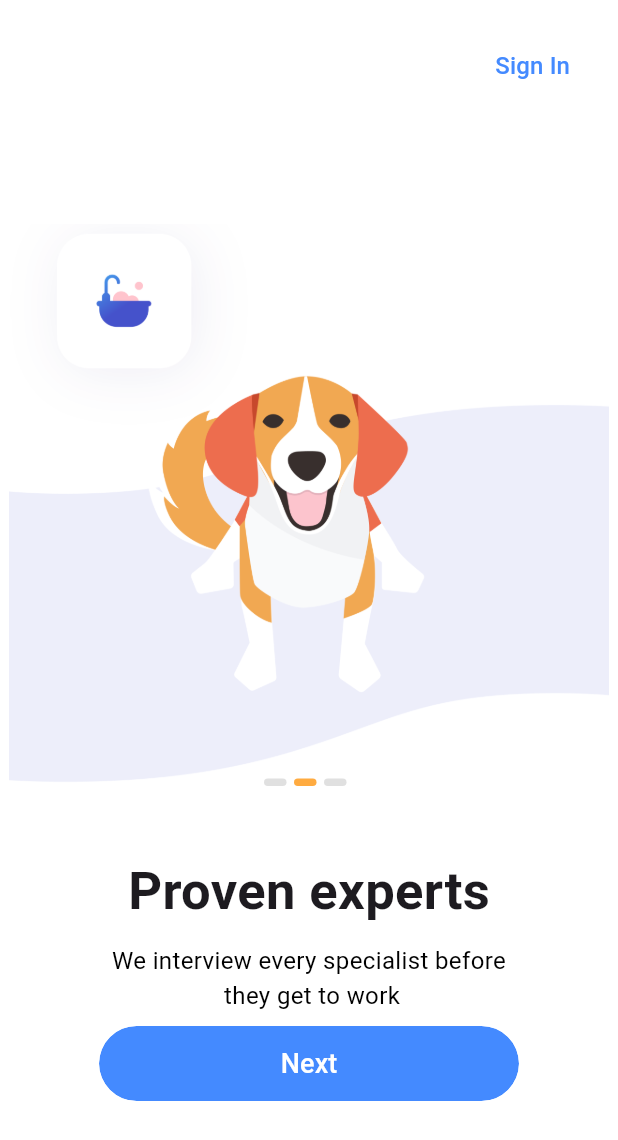
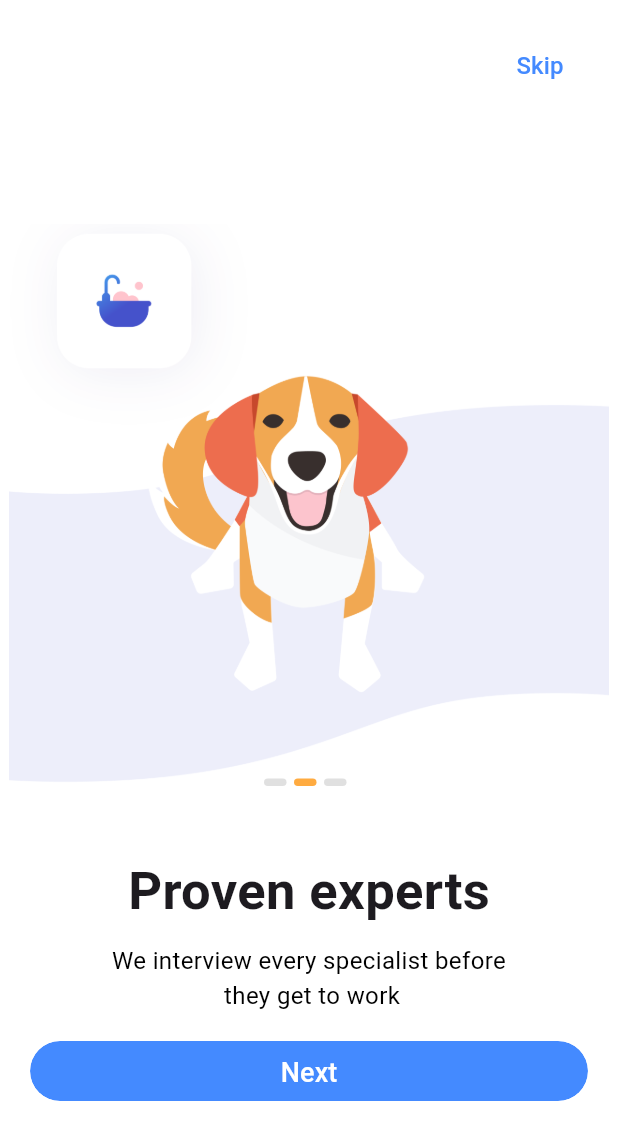
Before and after one commit to Rehman6578/pet_care_fyp, a Flutter app: the OnboardingScreen screen opened by its route, swiped to page 2, on a phone screen of 412 x 824 dp. Shown: the top 1140 px of the screen. Run offline on Flutter 3.47's test engine with Material 3 defaults, Android fonts, the phone set to English and light mode, and no system bars; our stand-ins replace cloud_firestore, dio, firebase_auth, firebase_core, firebase_database, firebase_storage and 10 more; missing offline and left inert: firebase_app_check, flutter_facebook_auth, multiselect; accounts and stored records are empty; Roboto replaces fonts that are missing (Encode Sans).

Commit message:
Updated on 5:54 pm

```diff
--- a/lib/main.dart
+++ b/lib/main.dart
@@ -20,6 +20,7 @@ import 'package:pet_care_fyp/views/SplashScreen/SplashScreen.dart';
 import 'package:pet_care_fyp/views/auth_screens/LoginScreen.dart';
 import 'package:pet_care_fyp/views/auth_screens/RegisterScreen.dart';
 
+import 'controllers/views_Controllers/OnboardingController.dart';
 import 'dummy.dart';
 
 void main() async {
@@ -44,10 +45,10 @@ class MyApp extends StatelessWidget {
         primarySwatch: Colors.blue,
       ),
       debugShowCheckedModeBanner: false,
-      initialRoute: '/Dashboard',
+      initialRoute: '/SplashScreen',
       getPages: [
-        GetPage(name: '/onboardingScreens', page: () => OnboardingScreen()),
         GetPage(name: '/SplashScreen', page: () => const SplashScreen()),
+        GetPage(name: '/onboardingScreen', page: () =>  OnboardingScreen()),
         GetPage(name: '/Dashboard', page: () => const Dashboard()),
         GetPage(name: '/LoginScreen', page: () => const LoginScreen()),
         GetPage(name: '/RegisterScreen', page: () => const RegisterScreen()),
--- a/lib/views/Dashboard/ProfileScreens/PetServices/VeterinaryService.dart
+++ b/lib/views/Dashboard/ProfileScreens/PetServices/VeterinaryService.dart
@@ -717,14 +717,14 @@ class _AddVeterinaryServiceState extends State<AddVeterinaryService> {
     prefs.setString('key', '1');
 
     // String uid = DateTime.now().microsecondsSinceEpoch.toString();
-    // String? uid = _auth.currentUser?.uid;
+    String? uid = _auth.currentUser?.uid;
 
 
     //  generate random number upto 1999999999
-    String uid = Random().nextInt(1999999999).toString();
+    // String uid = Random().nextInt(1999999999).toString();
 
     // store Uid in shared preferences
-    prefs.setString('uid', uid);
+    prefs.setString('uid', uid!);
 
 
     _storage
--- a/lib/views/GoogleMap/AddLocationScreen.dart
+++ b/lib/views/GoogleMap/AddLocationScreen.dart
@@ -485,7 +485,7 @@ class _AddLocationState extends State<AddLocation> {
                       // get the document reference of Veterinary collection
                       DocumentReference documentReference = _firestore
                           .collection('Services')
-                          .doc('userId').collection('Veterinary').doc(Uid);
+                          .doc('userId').collection('Veterinary').doc(uid);
 
                       documentReference.update({'address': addressData,});
 
--- a/lib/views/OnboardingPages/onBoardingScreenWidget.dart
+++ b/lib/views/OnboardingPages/onBoardingScreenWidget.dart
@@ -1,13 +1,49 @@
 import 'package:flutter/material.dart';
 import 'package:get/get.dart';
-import '../../Utils/Models/OnboardingModel.dart';
-import '../../WidgetCommon/Button.dart';
-import '../../controllers/views_Controllers/OnboardingController.dart';
+import 'package:pet_care_fyp/WidgetCommon/Button.dart';
 
-class OnboardingScreen extends StatelessWidget {
-  final OnboardingController controller = Get.put(OnboardingController());
+import '../../const/images.dart';
 
-  OnboardingScreen({super.key});
+class OnboardingScreen extends StatefulWidget {
+  @override
+  _OnboardingScreenState createState() => _OnboardingScreenState();
+}
+
+class _OnboardingScreenState extends State<OnboardingScreen> {
+  late PageController _pageController;
+  int currentPage = 0;
+
+  List<Map<String, dynamic>> slides = [
+    {
+      "title": "Welcome to Pet Care",
+      "description":
+          "All types of services for your pet in one \n place, instantly searchable",
+      "image": onboardingImage1,
+    },
+    {
+      "title": "Proven experts",
+      "description": "We interview every specialist before \n they get to work",
+      "image": onboardingImage2,
+    },
+    {
+      "title": "Reliable reviews",
+      "description":
+          "A review can be left only by a user \n who used the service.",
+      "image": onboardingImage3,
+    },
+  ];
+
+  @override
+  void initState() {
+    super.initState();
+    _pageController = PageController();
+  }
+
+  @override
+  void dispose() {
+    _pageController.dispose();
+    super.dispose();
+  }
 
   @override
   Widget build(BuildContext context) {
@@ -17,45 +53,52 @@ class OnboardingScreen extends StatelessWidget {
         child: Stack(
           children: [
             PageView.builder(
-              itemCount: controller.slides.length,
-              onPageChanged: (index) => controller.currentPage.value = index,
+              controller: _pageController,
+              itemCount: slides.length,
+              onPageChanged: (index) {
+                setState(() {
+                  currentPage = index;
+                });
+              },
               itemBuilder: (context, index) => OnboardingSlideContent(
-                slide: controller.slides[index],
+                slide: slides[index],
               ),
             ),
             Positioned(
               top: 20,
               right: 20.0,
-              child: Obx(() => TextButton(
-                onPressed: controller.skipToLogin,
+              child: TextButton(
+                onPressed: () {
+                  Get.offNamed('/LoginScreen');
+                },
                 child: const Text(
-                  "Sign In",
+                  "Skip",
                   style: TextStyle(
                     color: Colors.blueAccent,
                     fontSize: 16.0,
                   ),
                 ),
-              )),
+              ),
             ),
             Positioned(
               bottom: 80.0,
               left: 20.0,
               right: 20.0,
-              child: Center(
-                child: Obx(() => RoundedButton(
-                  text: 'Next',
+              child: RoundedButton(
+                text: "Next",
                 press: () {
-                    controller.nextPage();
+                  if (currentPage < slides.length - 1) {
+                    _pageController.nextPage(
+                      duration: Duration(milliseconds: 500),
+                      curve: Curves.easeInOut,
+                    );
+                  }
                 },
                 color: Colors.blueAccent,
                 textColor: Colors.white,
-                  width: 280,
-                  height: 70,
-                )),
+                width: Get.width * 0.9,
               ),
             ),
-
-            // add the indicator dots
             Positioned(
               bottom: 300.0,
               left: 20.0,
@@ -63,18 +106,16 @@ class OnboardingScreen extends StatelessWidget {
               child: Row(
                 mainAxisAlignment: MainAxisAlignment.center,
                 children: List.generate(
-                  controller.slides.length,
-                      (index) => Obx(
-                        () => Container(
+                  slides.length,
+                  (index) => Container(
                     margin: const EdgeInsets.only(right: 5.0),
                     height: 5.0,
                     width: 15.0,
                     decoration: BoxDecoration(
-                        color: controller.currentPage.value == index
+                      color: currentPage == index
                           ? Colors.orangeAccent
                           : Colors.grey[300],
                       borderRadius: BorderRadius.circular(30.0),
-                      ),
                     ),
                   ),
                 ),
@@ -88,40 +129,42 @@ class OnboardingScreen extends StatelessWidget {
 }
 
 class OnboardingSlideContent extends StatelessWidget {
-  final OnboardingSlide slide;
+  final Map<String, dynamic> slide;
 
-  const OnboardingSlideContent({super.key, required this.slide});
+  const OnboardingSlideContent({
+    required this.slide,
+    Key? key,
+  }) : super(key: key);
 
   @override
   Widget build(BuildContext context) {
     return Container(
-      child: Obx(
-        () => Column(
+      child: Column(
         mainAxisAlignment: MainAxisAlignment.center,
         children: [
           Image.asset(
-              slide.imageAssetPath,
+            slide['image'],
             fit: BoxFit.cover,
             height: 400.0,
             width: 400.0,
           ),
           const SizedBox(height: 20.0),
           Text(
-              slide.title,
+            slide['title'],
             style: const TextStyle(
               fontSize: 35.0,
               fontWeight: FontWeight.bold,
-                  fontFamily: 'Encode Sans'),
+              fontFamily: 'Encode Sans',
+            ),
           ),
           const SizedBox(height: 10.0),
           Text(
-              slide.description,
+            slide['description'],
             textAlign: TextAlign.center,
             style: const TextStyle(fontSize: 16.0, color: Colors.black),
           ),
         ],
       ),
-      ),
     );
   }
 }
--- a/lib/views/auth_screens/LoginScreen.dart
+++ b/lib/views/auth_screens/LoginScreen.dart
@@ -191,8 +191,9 @@ class _LoginScreenState extends State<LoginScreen> {
 
             // add text 'Already have an account? Login' at the bottom of the screen
 
-            Padding(
-              padding: const EdgeInsets.only(top: 680.0, left: 50),
+            Center(
+              child: Padding(
+                padding: const EdgeInsets.only(top: 680.0),
                 child: InkWell(
                   onTap: () {
                     Get.to(() => const Login());
@@ -221,6 +222,7 @@ class _LoginScreenState extends State<LoginScreen> {
                   ),
                 ),
               ),
+            ),
           ],
         ),
       ),
```
Also changed, not shown: lib/controllers/views_Controllers/OnboardingController.dart (+57 -46 lines), lib/views/Dashboard/ProfileScreens/PetServices/AdoptionServices.dart (+10 -18 lines), lib/views/SplashScreen/SplashScreen.dart (+48 -47 lines), lib/views/SplashScreen/splash_services.dart (+3 -9 lines). Lines whose indentation alone changed are shown as unchanged.
